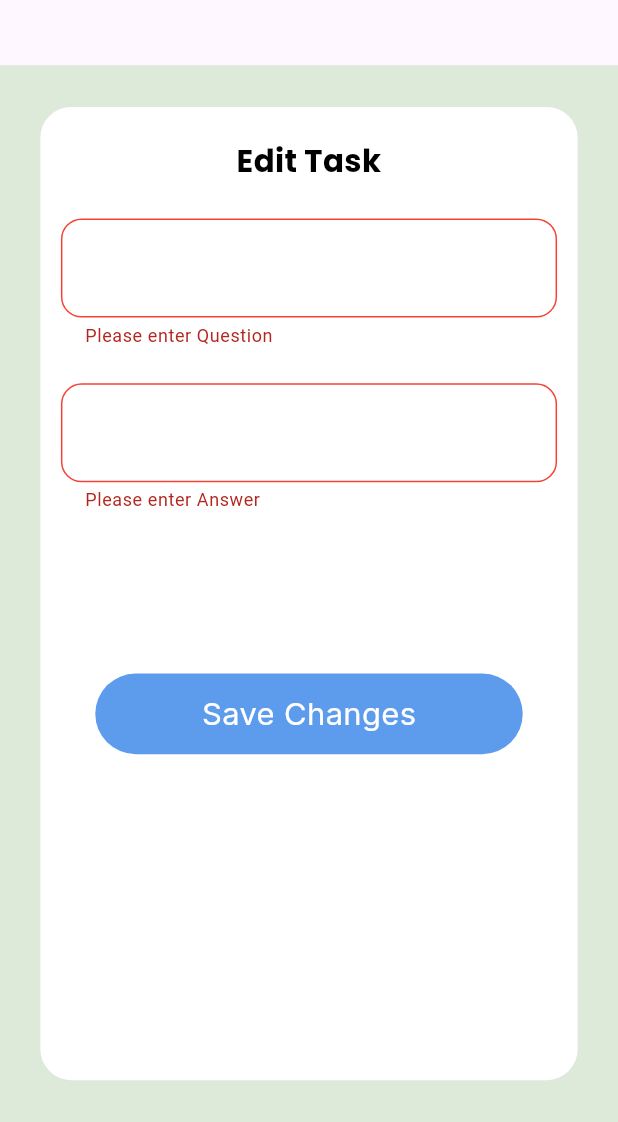
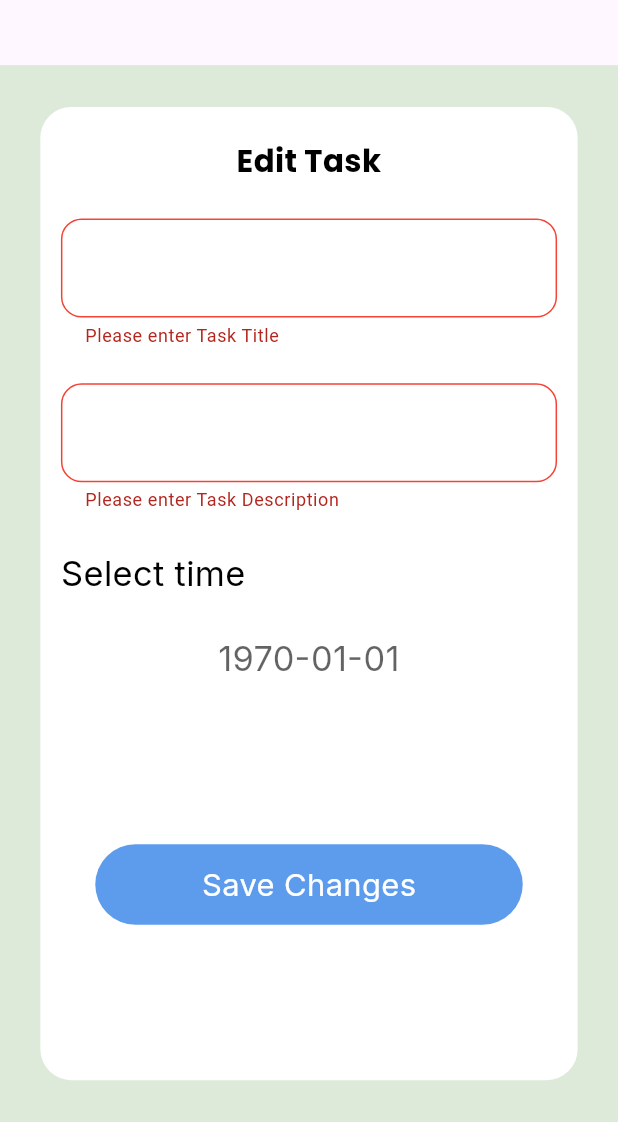
Before and after one commit to HatemReda7/todo_app, a Flutter app: the TaskEdit screen opened directly with empty values, after a tap on "Save Changes", on a phone screen of 412 x 824 dp, the part 114-1236 px from its top. Run offline on Flutter 3.47's test engine with Material 3 defaults, Android fonts, the phone set to English and light mode, and no system bars; our stand-ins replace calendar_timeline, cloud_firestore, firebase_core, flutter_screenutil, flutter_slidable, google_fonts and 1 more; accounts and stored records are empty; generated files the repository leaves out were written again.

Commit message:
finished app

```diff
--- a/lib/Models/quiz_Model.dart
+++ /dev/null
@@ -1,52 +0,0 @@
-// class QuizModel {
-//   List<QuestionModel> questions;
-//
-//   QuizModel(this.questions);
-//
-//   QuizModel.fromJson(Map<String, dynamic> json) : this(
-//     questions: json["questions"],
-//   );
-//
-//   Map<String, dynamic> toJson() {
-//     return {
-//       "questions": questions,
-//     };
-//   }
-// }
-
-
-class QuestionModel {
-  String id;
-  String question;
-  String answer;
-  bool isDone;
-
-  QuestionModel(
-      {this.id = "",
-      required this.question,
-      required this.answer,
-      this.isDone = false});
-
-  QuestionModel.fromJson(Map<String, dynamic> json) : this(
-    id: json["id"],
-    question: json["question"],
-    answer: json["answer"],
-    isDone: json["isDone"],
-  );
-
-  Map<String,dynamic> toJson(){
-    return {
-    "id": id,
-    "question": question,
-    "answer": answer,
-    "isDone": isDone,
-    };
-  }
-  /*QuestionModel fromJson(Map<String, dynamic> json) {
-    return QuestionModel(
-        question: json["question"],
-        answer: json["answer"],
-        isDone: json["isDone"],
-        id: json["id"]);
-  }*/
-}
--- /dev/null
+++ b/lib/Models/task_model.dart
@@ -0,0 +1,40 @@
+class TaskModel {
+  String id;
+  String title;
+  String description;
+  int date;
+  bool isDone;
+
+  TaskModel(
+      {this.id = "",
+        required this.title,
+        required this.description,
+        required this.date,
+        this.isDone = false});
+
+  TaskModel.fromJson(Map<String, dynamic> json) : this(
+    id: json["id"],
+    title: json["title"],
+    description: json["description"],
+    date: json["date"],
+    isDone: json["isDone"],
+  );
+
+  Map<String,dynamic> toJson(){
+    return {
+      "id": id,
+      "title": title,
+      "description": description,
+      "date": date,
+      "isDone": isDone,
+    };
+  }
+/*TaskModel fromJson(Map<String, dynamic> json) {
+    return TaskModel(
+        title: json["title"],
+        description: json["description"],
+        date: json["date"],
+        isDone: json["isDone"],
+        id: json["id"]);
+  }*/
+}
--- a/lib/Screens/homescreen.dart
+++ b/lib/Screens/homescreen.dart
@@ -1,8 +1,8 @@
 import 'package:flutter/material.dart';
 import 'package:flutter_screenutil/flutter_screenutil.dart';
-import 'package:islami_app/tabs/settings/Settings_Tab.dart';
-import 'package:islami_app/tabs/tasks/Add_Task_BottomSheet.dart';
-import 'package:islami_app/tabs/tasks/To_Do_List_Tab.dart';
+import '../tabs/settings/Settings_Tab.dart';
+import '../tabs/tasks/to_do_list_tab.dart';
+import '/tabs/tasks/Add_Task_BottomSheet.dart';
 
 class HomeScreen extends StatefulWidget {
   static const String routeName = "Home Screen";
--- a/lib/Shared/styles/myThemeData.dart
+++ b/lib/Shared/styles/myThemeData.dart
@@ -1,5 +1,5 @@
 import 'package:flutter/material.dart';
-import 'package:islami_app/Shared/styles/Colors.dart';
+import 'Colors.dart';
 
 class MyThemeData {
   static ThemeData lightTheme = ThemeData(
--- a/lib/providers/my_provider.dart
+++ b/lib/providers/my_provider.dart
@@ -1,5 +1,5 @@
 import 'package:flutter/material.dart';
-import 'package:islami_app/preference_helper.dart';
+import '../preference_helper.dart';
 
 class MyProvider extends ChangeNotifier{
   String languageCode="en";
--- a/lib/tabs/tasks/TaskEditTab.dart
+++ b/lib/tabs/tasks/TaskEditTab.dart
@@ -1,10 +1,10 @@
 import 'package:flutter/material.dart';
 import 'package:flutter_screenutil/flutter_screenutil.dart';
 import 'package:google_fonts/google_fonts.dart';
-import 'package:islami_app/Models/quiz_Model.dart';
 import 'package:provider/provider.dart';
 import 'package:flutter_gen/gen_l10n/app_localizations.dart';
-import '../../Shared/firebase/FireBase_Functions.dart';
+import '../../Models/task_model.dart';
+import '../../Shared/firebase/firebase_functions.dart';
 import '../../Shared/styles/Colors.dart';
 import '../../providers/my_provider.dart';
 
@@ -18,8 +18,8 @@ class TaskEdit extends StatefulWidget {
 }
 
 class _TaskEditState extends State<TaskEdit> {
-  var questionController = TextEditingController();
-  var answerController = TextEditingController();
+  var titleController = TextEditingController();
+  var descriptionController = TextEditingController();
 
   var selectedDate = DateTime.now();
   var formKey=GlobalKey<FormState>();
@@ -27,7 +27,7 @@ class _TaskEditState extends State<TaskEdit> {
   @override
   Widget build(BuildContext context) {
     var pro = Provider.of<MyProvider>(context);
-    var args = ModalRoute.of(context)?.settings.arguments as QuestionModel;
+    var args = ModalRoute.of(context)?.settings.arguments as TaskModel;
     return Scaffold(
       appBar: AppBar(
         iconTheme: IconThemeData(size: 30.sp,color: pro.themeMode==ThemeMode.light?Colors.white:Colors.black),
@@ -63,7 +63,7 @@ class _TaskEditState extends State<TaskEdit> {
                         TextFormField(
                           validator: (value) {
                             if(value== null || value.isEmpty){
-                              return "Please enter Question";
+                              return "Please enter Task Title";
                             }
                             return null;
                           },
@@ -71,7 +71,7 @@ class _TaskEditState extends State<TaskEdit> {
                               color: pro.themeMode==ThemeMode.light? Colors.black : Colors.white,
                               fontWeight: FontWeight.w400,
                               fontSize: 16.sp),
-                          controller: questionController,
+                          controller: titleController,
                           decoration: InputDecoration(
                             enabledBorder: OutlineInputBorder(
                               borderRadius: BorderRadius.circular(12.r),
@@ -85,7 +85,7 @@ class _TaskEditState extends State<TaskEdit> {
                               borderRadius: BorderRadius.circular(12.r),
                               borderSide: const BorderSide(color: primary),
                             ),
-                            hintText: args.question,
+                            hintText: args.title,
                             hintStyle: GoogleFonts.inter(
                                 color: const Color(0xffA9A9A9).withOpacity(.61),
                                 fontWeight: FontWeight.w400,
@@ -96,7 +96,7 @@ class _TaskEditState extends State<TaskEdit> {
                         TextFormField(
                           validator: (value) {
                             if(value== null || value.isEmpty){
-                              return "Please enter Answer";
+                              return "Please enter Task Description";
                             }
                             return null;
                           },
@@ -104,7 +104,7 @@ class _TaskEditState extends State<TaskEdit> {
                               color: pro.themeMode==ThemeMode.light? Colors.black : Colors.white,
                               fontWeight: FontWeight.w400,
                               fontSize: 16.sp),
-                          controller: answerController,
+                          controller: descriptionController,
                           decoration: InputDecoration(
                             enabledBorder: OutlineInputBorder(
                               borderRadius: BorderRadius.circular(12.r),
@@ -118,9 +118,43 @@ class _TaskEditState extends State<TaskEdit> {
                               borderRadius: BorderRadius.circular(12.r),
                               borderSide: const BorderSide(color: primary),
                             ),
-                            hintText: args.answer,
+                            hintText: args.description,
                             hintStyle: GoogleFonts.inter(
                                 color: const Color(0xffA9A9A9).withOpacity(.61),
+                                fontWeight: FontWeight.w400,
+                                fontSize: 20.sp),
+                          ),
+                        ),
+                        SizedBox(height: 20.h,),
+                        Text(
+                          AppLocalizations.of(context)!.selectTime,
+                          style: GoogleFonts.inter(
+                              color: Theme.of(context).indicatorColor,
+                              fontWeight: FontWeight.w400,
+                              fontSize: 20.sp),
+                        ),
+                        SizedBox(height: 20.h,),
+                        InkWell(
+                          onTap: () async{
+                            DateTime? chosenDate = await showDatePicker(
+                                context: context,
+                                initialDate: DateTime.fromMillisecondsSinceEpoch(args.date),
+                                firstDate: DateTime.now(),
+                                lastDate: DateTime.now().add(const Duration(days: 365)));
+                            if(chosenDate==null){
+                              return;
+                            }else{
+                              args.date=chosenDate.millisecondsSinceEpoch;
+                            }
+                            setState(() {
+
+                            });
+                          },
+                          child: Text(
+                            DateTime.fromMillisecondsSinceEpoch(args.date).toString().substring(0,10),
+                            textAlign: TextAlign.center,
+                            style: GoogleFonts.inter(
+                                color: Theme.of(context).indicatorColor.withOpacity(.61),
                                 fontWeight: FontWeight.w400,
                                 fontSize: 20.sp),
                           ),
@@ -129,9 +163,9 @@ class _TaskEditState extends State<TaskEdit> {
                         InkWell(
                           onTap: () {
                             if(formKey.currentState!.validate()){
-                              args.question=questionController.text;
-                              args.answer=answerController.text;
-                              FirebaseFunctions.editQuestion(args);
+                              args.title=titleController.text;
+                              args.description=descriptionController.text;
+                              FirebaseFunctions.editTask(args);
                               Navigator.pop(context);
                             }
                           },
@@ -157,4 +191,20 @@ class _TaskEditState extends State<TaskEdit> {
       ),
     );
   }
+
+  void selectDate() async {
+    DateTime? chosenDate = await showDatePicker(
+        context: context,
+        initialDate: selectedDate,
+        firstDate: DateTime.now(),
+        lastDate: DateTime.now().add(const Duration(days: 365)));
+    if(chosenDate==null){
+      return;
+    }else{
+      selectedDate=chosenDate;
+    }
+    setState(() {
+
+    });
+  }
 }
--- a/lib/tabs/tasks/Task_Item.dart
+++ b/lib/tabs/tasks/Task_Item.dart
@@ -4,14 +4,14 @@ import 'package:google_fonts/google_fonts.dart';
 import 'package:flutter_slidable/flutter_slidable.dart';
 import 'package:provider/provider.dart';
 import 'package:flutter_gen/gen_l10n/app_localizations.dart';
-import '../../Models/quiz_Model.dart';
-import '../../Shared/firebase/FireBase_Functions.dart';
+import '../../Models/task_model.dart';
+import '../../Shared/firebase/firebase_functions.dart';
 import '../../providers/my_provider.dart';
 import 'TaskEditTab.dart';
 
 class TaskItem extends StatelessWidget {
-  final QuestionModel question;
-  const TaskItem({required this.question, super.key});
+  final TaskModel task;
+  const TaskItem({required this.task, super.key});
 
   @override
   Widget build(BuildContext context) {
@@ -26,7 +26,7 @@ class TaskItem extends StatelessWidget {
               borderRadius: pro.languageCode=="en"?BorderRadius.only(topLeft: Radius.circular(15.r), bottomLeft: Radius.circular(15.r))
                   :BorderRadius.only(topRight: Radius.circular(15.r), bottomRight: Radius.circular(15.r)),
               onPressed: (context) {
-                FirebaseFunctions.deleteQuestion(question.id);
+                FirebaseFunctions.deleteTask(task.id);
               },
               backgroundColor: const Color(0xffEC4B4B),
               icon: Icons.delete,
@@ -37,7 +37,7 @@ class TaskItem extends StatelessWidget {
                   :BorderRadius.only(topRight: Radius.circular(15.r), bottomRight: Radius.circular(15.r)),
               onPressed: (context) {
                 Navigator.pushNamed(context, TaskEdit.routeName,
-                    arguments: QuestionModel(question: question.question, answer: question.answer));
+                    arguments: TaskModel(title: task.title,description: task.description,date: task.date,id: task.id,isDone: task.isDone));
               },
               backgroundColor: Colors.blue,
               icon: Icons.edit,
@@ -51,8 +51,8 @@ class TaskItem extends StatelessWidget {
                 Container(
                   height: 62.h,
                   width: 4.w,
-                  //question.isDone==false?primary:const Color(0xff61E757)
-                  decoration: BoxDecoration( color: Colors.blue,
+                  //task.isDone==false?primary:const Color(0xff61E757)
+                  decoration: BoxDecoration( color: checkColor(),
                     borderRadius: BorderRadius.circular(18.r),
                   ),
                 ),
@@ -61,32 +61,32 @@ class TaskItem extends StatelessWidget {
                   crossAxisAlignment: CrossAxisAlignment.start,
                   children: [
                     Text(
-                      question.question,
+                      task.title,
                       style: GoogleFonts.poppins(
-                          color: Colors.blue,
+                          color: checkColor(),
                           fontSize: 18.sp,
                           fontWeight: FontWeight.w700),
                     ),
                     Text(
-                      question.answer,
+                      task.description,
                       style: GoogleFonts.poppins(
-                          color: Colors.blue,
+                          color: checkColor(),
                           fontSize: 14.sp,
                           fontWeight: FontWeight.w400),
                     ),
                   ],
                 ),
                 const Spacer(),
-                question.isDone?InkWell(
+                task.isDone?InkWell(
                     onTap: () {
-                      question.isDone=false;
-                      FirebaseFunctions.editQuestion(question);
+                      task.isDone=false;
+                      FirebaseFunctions.editTask(task);
                     },
                     child: Text(AppLocalizations.of(context)!.done,style: TextStyle(color: const Color(0xff61E757),fontSize: 22.sp,fontWeight: FontWeight.w700),))
                     :InkWell(
                   onTap: () {
-                    question.isDone=true;
-                    FirebaseFunctions.editQuestion(question);
+                    task.isDone=true;
+                    FirebaseFunctions.editTask(task);
                   },
                   child: Container(
                       width: 69.w,
@@ -94,8 +94,7 @@ class TaskItem extends StatelessWidget {
                       alignment: Alignment.center,
                       decoration: BoxDecoration(
                           borderRadius: BorderRadius.circular(10.r),
-                          // color: checkColor()
-                        color: Colors.blue
+                          color: checkColor()
                       ),
                       child: Icon(Icons.check,size: 35.sp,color: Colors.white,fill: 0.5,)),
                 )
@@ -106,14 +105,14 @@ class TaskItem extends StatelessWidget {
       ),
     );
   }
-  //question.date<=DateTime.now().millisecondsSinceEpoch?Colors.red:Colors.blue;
-  // Color checkColor(){
-  //   if(question.isDone){
-  //     return const Color(0xff61E757);
-  //   }else if(question.date<=DateTime.now().subtract(const Duration(days: 1)).millisecondsSinceEpoch){
-  //     return Colors.red;
-  //   }else{
-  //     return Colors.blue;
-  //   }
-  // }
+  //task.date<=DateTime.now().millisecondsSinceEpoch?Colors.red:Colors.blue;
+  Color checkColor(){
+    if(task.isDone){
+      return const Color(0xff61E757);
+    }else if(task.date<=DateTime.now().subtract(const Duration(days: 1)).millisecondsSinceEpoch){
+      return Colors.red;
+    }else{
+      return Colors.blue;
+    }
+  }
 }
--- a/pubspec.yaml
+++ b/pubspec.yaml
@@ -1,4 +1,4 @@
-name: islami_app
+name: todo_app
 description: A new Flutter project.
 # The following line prevents the package from being accidentally published to
 # pub.dev using `flutter pub publish`. This is preferred for private packages.
```
Also changed, not shown: lib/Screens/splash_screen.dart (renamed from lib/Screens/SplashScreen.dart, +4 -3 lines), lib/Shared/firebase/FireBase_Functions.dart (deleted, +0 -35 lines), lib/Shared/firebase/firebase_functions.dart (added, +36 -0 lines), lib/main.dart (+6 -6 lines), lib/tabs/settings/Settings_Tab.dart (+4 -4 lines), lib/tabs/tasks/Add_Task_BottomSheet.dart (+62 -16 lines), lib/tabs/tasks/To_Do_List_Tab.dart (deleted, +0 -76 lines), lib/tabs/tasks/quiz_item.dart (deleted, +0 -68 lines), lib/tabs/tasks/quiz_tab.dart (deleted, +0 -38 lines), lib/tabs/tasks/to_do_list_tab.dart (added, +74 -0 lines), lib/firebase_options.dart. Lines whose indentation alone changed are shown as unchanged.
